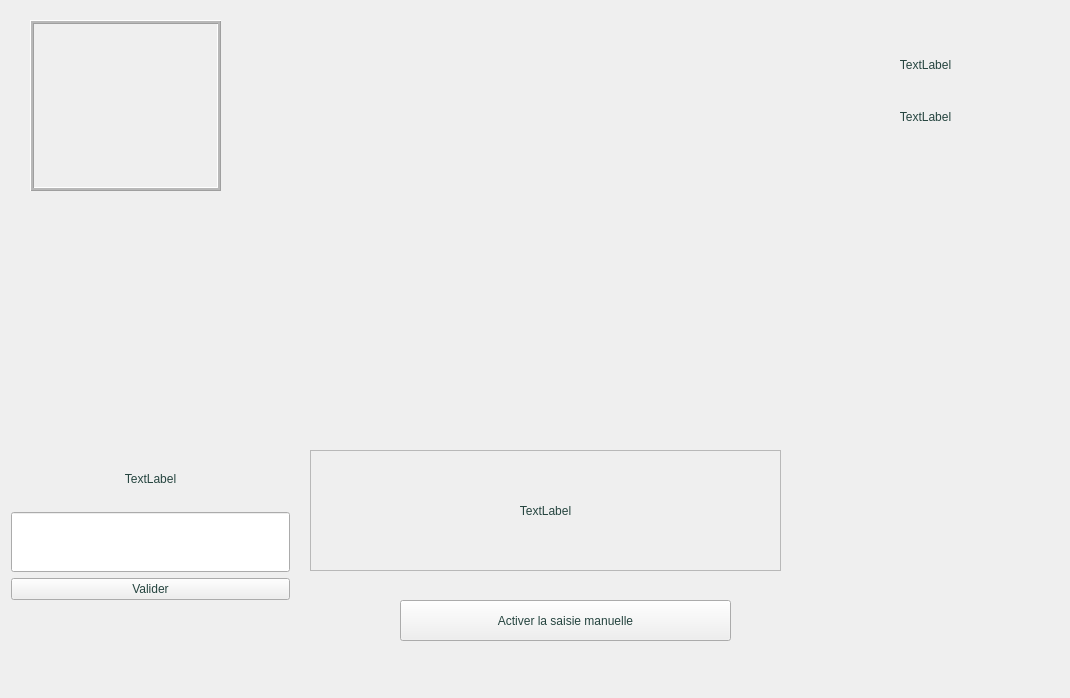
Old version of the form surirobot/core/gui/mainwindow.ui in the repository suricats/surirobot-client-ng.
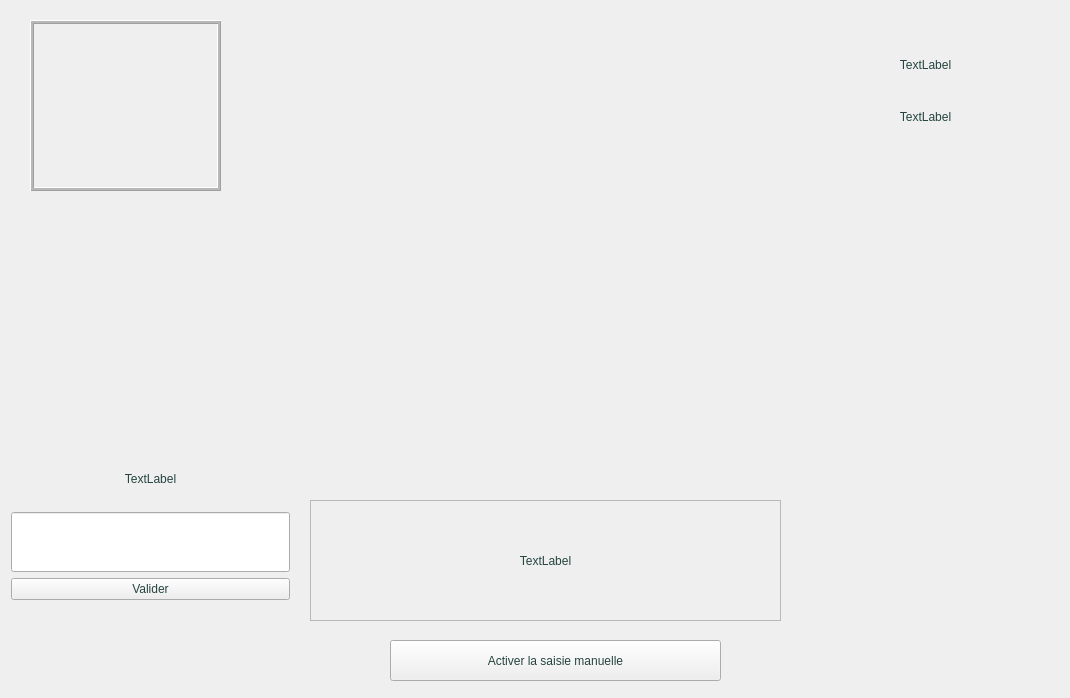
New version of the form.

The edit to the form file:
```diff
--- a/surirobot/core/gui/mainwindow.ui
+++ b/surirobot/core/gui/mainwindow.ui
@@ -190,7 +190,7 @@
     <property name="geometry">
      <rect>
       <x>310</x>
-      <y>450</y>
+      <y>500</y>
       <width>471</width>
       <height>121</height>
      </rect>
@@ -290,8 +290,8 @@
    <widget class="QPushButton" name="activateManualButton">
     <property name="geometry">
      <rect>
-      <x>400</x>
-      <y>600</y>
+      <x>390</x>
+      <y>640</y>
       <width>331</width>
       <height>41</height>
      </rect>
@@ -304,7 +304,7 @@
     <property name="geometry">
      <rect>
       <x>340</x>
-      <y>60</y>
+      <y>130</y>
       <width>411</width>
       <height>341</height>
      </rect>
@@ -321,6 +321,9 @@
        <property name="text">
         <string/>
        </property>
+       <property name="alignment">
+        <set>Qt::AlignCenter</set>
+       </property>
       </widget>
      </item>
     </layout>
```
Left out of the diff: 102 changed lines with no effect on the pictures.
